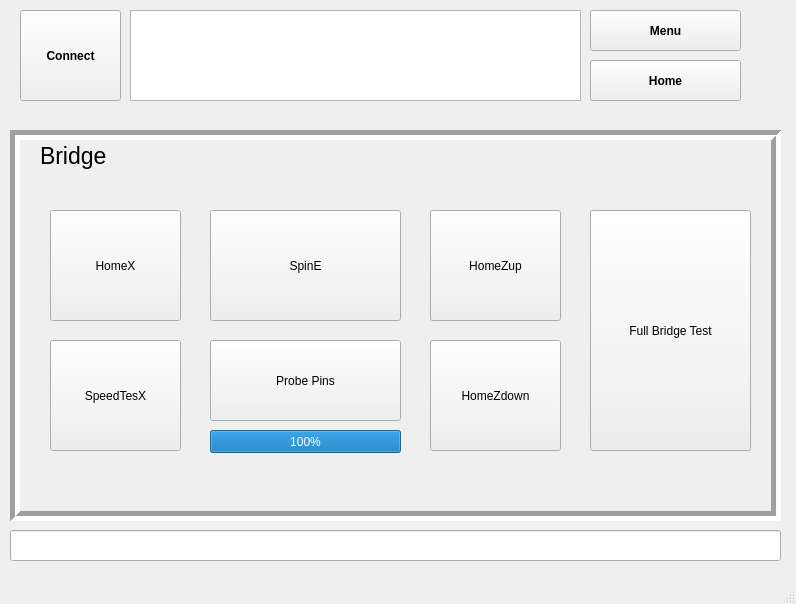
7ome/Functional-Test, file FT_vone/mainwindow.ui: the form before one commit.
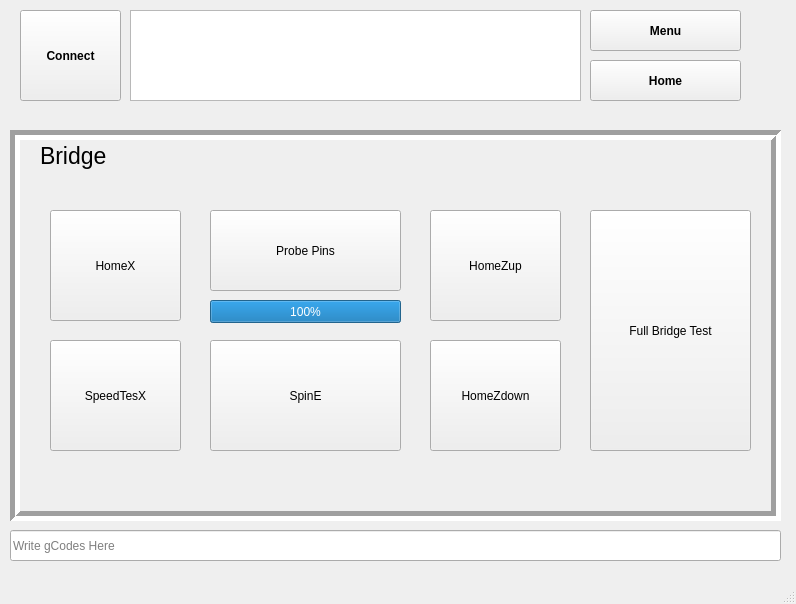
The form after the commit.

Patch:
```diff
--- a/FT_vone/mainwindow.ui
+++ b/FT_vone/mainwindow.ui
@@ -237,7 +237,7 @@
       <property name="geometry">
        <rect>
         <x>190</x>
-        <y>70</y>
+        <y>200</y>
         <width>191</width>
         <height>111</height>
        </rect>
@@ -307,7 +307,7 @@
       <property name="geometry">
        <rect>
         <x>190</x>
-        <y>200</y>
+        <y>70</y>
         <width>191</width>
         <height>81</height>
        </rect>
@@ -320,7 +320,7 @@
       <property name="geometry">
        <rect>
         <x>190</x>
-        <y>290</y>
+        <y>160</y>
         <width>191</width>
         <height>23</height>
        </rect>
@@ -623,6 +623,15 @@
     <property name="autoFillBackground">
      <bool>false</bool>
     </property>
+    <property name="text">
+     <string/>
+    </property>
+    <property name="readOnly">
+     <bool>false</bool>
+    </property>
+    <property name="placeholderText">
+     <string>Write gCodes Here</string>
+    </property>
    </widget>
   </widget>
   <widget class="QMenuBar" name="menubar">
```
Left out of the diff: 13 changed lines with no effect on the pictures.
